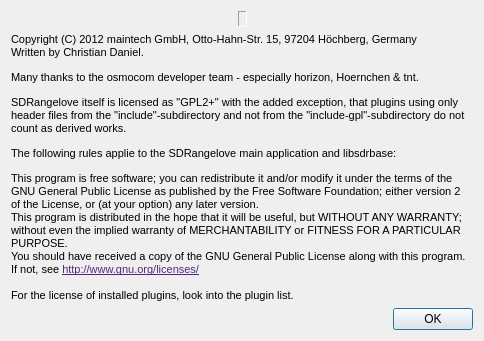
The window that sdrbase/gui/aboutdialog.ui (osmocom/sdrangelove) describes before a commit, drawn with Qt 5.
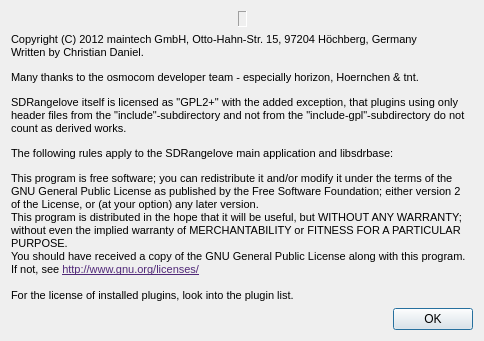
The same window after the commit. Icons and pictures are not drawn.

```diff
--- a/sdrbase/gui/aboutdialog.ui
+++ b/sdrbase/gui/aboutdialog.ui
@@ -85,7 +85,7 @@
 &lt;p style=&quot; margin-top:12px; margin-bottom:12px; margin-left:0px; margin-right:0px; -qt-block-indent:0; text-indent:0px;&quot;&gt;Copyright (C) 2012 maintech GmbH, Otto-Hahn-Str. 15, 97204 Höchberg, Germany&lt;br /&gt;Written by Christian Daniel.&lt;/p&gt;
 &lt;p style=&quot; margin-top:12px; margin-bottom:12px; margin-left:0px; margin-right:0px; -qt-block-indent:0; text-indent:0px;&quot;&gt;Many thanks to the osmocom developer team - especially horizon, Hoernchen &amp;amp; tnt.&lt;/p&gt;
 &lt;p style=&quot; margin-top:12px; margin-bottom:12px; margin-left:0px; margin-right:0px; -qt-block-indent:0; text-indent:0px;&quot;&gt;SDRangelove itself is licensed as &amp;quot;GPL2+&amp;quot; with the added exception, that plugins using only header files from the &amp;quot;include&amp;quot;-subdirectory and not from the &amp;quot;include-gpl&amp;quot;-subdirectory do not count as derived works.&lt;/p&gt;
-&lt;p style=&quot; margin-top:12px; margin-bottom:12px; margin-left:0px; margin-right:0px; -qt-block-indent:0; text-indent:0px;&quot;&gt;The following rules applie to the SDRangelove main application and libsdrbase:&lt;/p&gt;
+&lt;p style=&quot; margin-top:12px; margin-bottom:12px; margin-left:0px; margin-right:0px; -qt-block-indent:0; text-indent:0px;&quot;&gt;The following rules apply to the SDRangelove main application and libsdrbase:&lt;/p&gt;
 &lt;p style=&quot; margin-top:0px; margin-bottom:0px; margin-left:0px; margin-right:0px; -qt-block-indent:0; text-indent:0px;&quot;&gt;This program is free software; you can redistribute it and/or modify it under the terms of the GNU General Public License as published by the Free Software Foundation; either version 2 of the License, or (at your option) any later version.&lt;/p&gt;
 &lt;p style=&quot; margin-top:0px; margin-bottom:0px; margin-left:0px; margin-right:0px; -qt-block-indent:0; text-indent:0px;&quot;&gt;This program is distributed in the hope that it will be useful, but WITHOUT ANY WARRANTY; without even the implied warranty of MERCHANTABILITY or FITNESS FOR A PARTICULAR PURPOSE.&lt;/p&gt;
 &lt;p style=&quot; margin-top:0px; margin-bottom:0px; margin-left:0px; margin-right:0px; -qt-block-indent:0; text-indent:0px;&quot;&gt;You should have received a copy of the GNU General Public License along with this program. If not, see &lt;a href=&quot;http://www.gnu.org/licenses/&quot;&gt;&lt;span style=&quot; text-decoration: underline; color:#502878;&quot;&gt;http://www.gnu.org/licenses/&lt;/span&gt;&lt;/a&gt;&lt;/p&gt;
```
